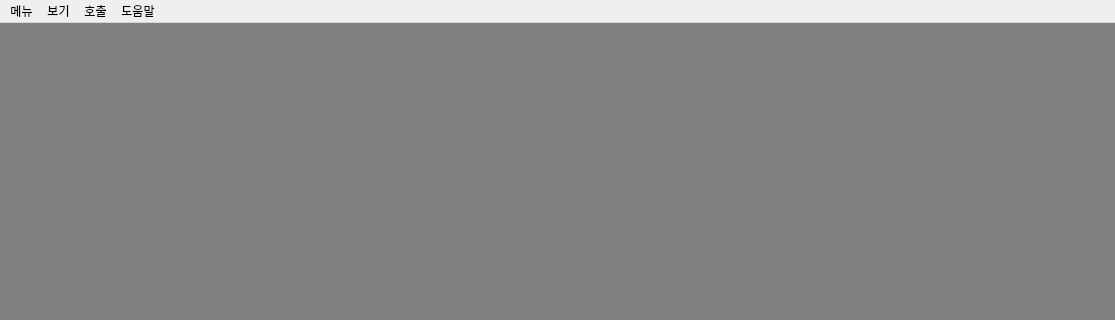
First picture: the form in ui/main.ui, repository SSU-DC-DCWZ/ObsCare_Main, before the edit; both pictures show x 0 to 1115 and y 0 to 320 of the 1115 by 778 pixel window.
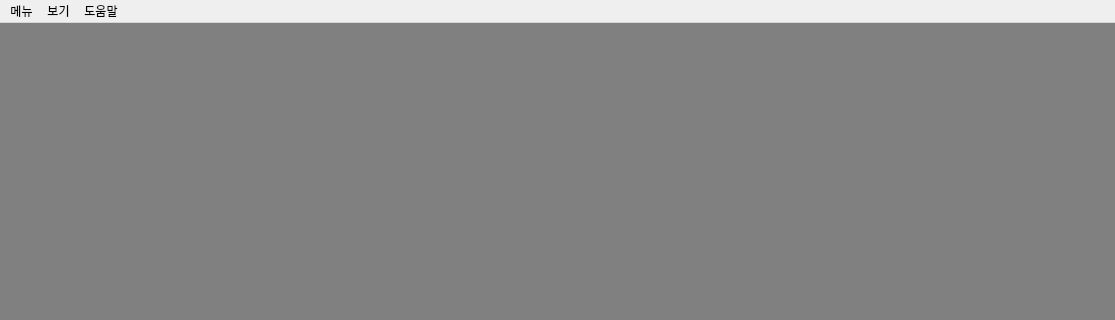
Second picture: the form after the edit.

Commit message: [DCWZ-15][changed_minor]--호출 기능 삭제

Patch:
```diff
--- a/ui/main.ui
+++ b/ui/main.ui
@@ -99,7 +99,7 @@
      <x>0</x>
      <y>0</y>
      <width>1115</width>
-     <height>26</height>
+     <height>21</height>
     </rect>
    </property>
    <widget class="QMenu" name="menu">
@@ -116,13 +116,6 @@
    </widget>
    <widget class="QMenu" name="menu_3">
     <property name="title">
-     <string>호출</string>
-    </property>
-    <addaction name="actionemergency"/>
-    <addaction name="actionfront_desk"/>
-   </widget>
-   <widget class="QMenu" name="menu_4">
-    <property name="title">
      <string>도움말</string>
     </property>
     <addaction name="action_help"/>
@@ -130,7 +123,6 @@
    <addaction name="menu"/>
    <addaction name="menu_2"/>
    <addaction name="menu_3"/>
-   <addaction name="menu_4"/>
   </widget>
   <action name="actionHome">
    <property name="text">
```
